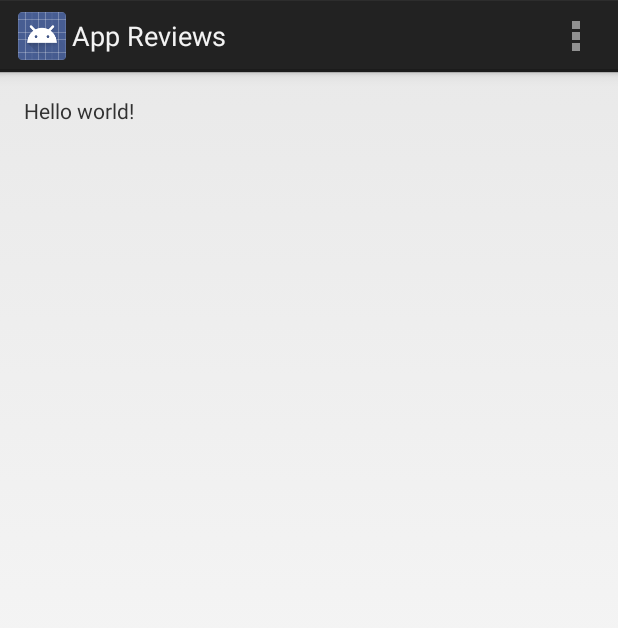
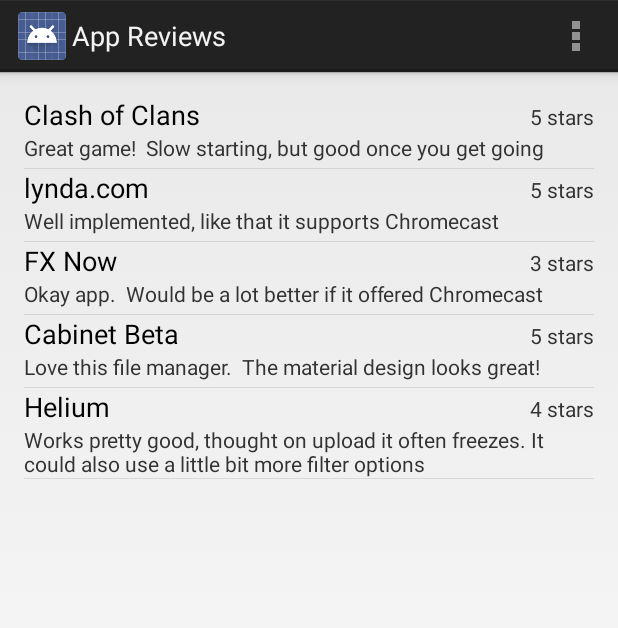
Before and after one commit to ENG618/GarciaEric1410MDF3, an Android app: the screen it shows after launch (MainActivity), on a phone screen of 412 x 824 dp. Shown: the top 628 px of the screen. Run offline under Robolectric (Android 15) with nearby library versions, the phone set to English and light mode, and no system bars.

Commit message:
Created custom view for list item.  Created list fragment, and a custom ArrayAdapter.

```diff
--- a/AppReviews/app/src/main/java/com/garciaericn/appreviews/MainActivity.java
+++ b/AppReviews/app/src/main/java/com/garciaericn/appreviews/MainActivity.java
@@ -2,18 +2,32 @@ package com.garciaericn.appreviews;
 
 import android.app.Activity;
 import android.os.Bundle;
+import android.util.Log;
 import android.view.Menu;
 import android.view.MenuItem;
+import android.widget.Toast;
+
+import com.garciaericn.appreviews.data.Review;
+import com.garciaericn.appreviews.fragments.ReviewListFragment;
+
+import java.util.ArrayList;
 
 
-public class MainActivity extends Activity {
+public class MainActivity extends Activity implements ReviewListFragment.OnFragmentInteractionListener {
+
+    private static final String TAG = "MainActivity.TAG";
+    private ArrayList<Review> reviewArrayList;
+
 
     @Override
     protected void onCreate(Bundle savedInstanceState) {
         super.onCreate(savedInstanceState);
         setContentView(R.layout.activity_main);
+        Log.i(TAG, "onCreate entered");
+
+        loadDefaultData();
+        loadList();
     }
-
 
     @Override
     public boolean onCreateOptionsMenu(Menu menu) {
@@ -33,4 +47,30 @@ public class MainActivity extends Activity {
         }
         return super.onOptionsItemSelected(item);
     }
+
+    private void loadList() {
+        getFragmentManager()
+                .beginTransaction()
+                .replace(R.id.list_container, ReviewListFragment.newInstance(reviewArrayList), ReviewListFragment.TAG)
+                .commit();
+    }
+
+    private void loadDefaultData() {
+        Log.i(TAG, "loadDefaultData entered");
+
+        if (reviewArrayList == null) {
+            reviewArrayList = new ArrayList<Review>();
+
+            reviewArrayList.add(new Review("Clash of Clans", 5, "Great game!  Slow starting, but good once you get going"));
+            reviewArrayList.add(new Review("lynda.com", 5, "Well implemented, like that it supports Chromecast"));
+            reviewArrayList.add(new Review("FX Now", 3, "Okay app.  Would be a lot better if it offered Chromecast"));
+            reviewArrayList.add(new Review("Cabinet Beta", 5, "Love this file manager.  The material design looks great!"));
+            reviewArrayList.add(new Review("Helium", 4, "Works pretty good, thought on upload it often freezes. It could also use a little bit more filter options"));
+        }
+    }
+
+    @Override
+    public void onItemSelected(Review review) {
+        Toast.makeText(this, review.getReviewTitle() + " was selected", Toast.LENGTH_SHORT).show();
+    }
 }
--- /dev/null
+++ b/AppReviews/app/src/main/java/com/garciaericn/appreviews/data/ReviewArrayAdapter.java
@@ -0,0 +1,53 @@
+package com.garciaericn.appreviews.data;
+
+import android.app.Activity;
+import android.content.Context;
+import android.util.Log;
+import android.view.LayoutInflater;
+import android.view.View;
+import android.view.ViewGroup;
+import android.widget.ArrayAdapter;
+import android.widget.TextView;
+
+import com.garciaericn.appreviews.R;
+
+import java.util.List;
+
+/**
+ * Full Sail University
+ * Mobile Development BS
+ * Created by ENG618-Mac on 10/15/14.
+ */
+public class ReviewArrayAdapter extends ArrayAdapter<Review> {
+
+
+    private static final String TAG = "ReviewArrayAdapter.TAG";
+    private List<Review> objects;
+    private Context context;
+
+    public ReviewArrayAdapter(Context context, int resource, List<Review> objects) {
+        super(context, resource, objects);
+        this.context = context;
+        this.objects = objects;
+    }
+
+    @Override
+    public View getView(int position, View convertView, ViewGroup parent) {
+        Log.i(TAG, "getView entered");
+
+        LayoutInflater inflater = (LayoutInflater) context.getSystemService(Activity.LAYOUT_INFLATER_SERVICE);
+
+        View view = inflater.inflate(R.layout.review_item, null);
+
+        TextView titleTV = (TextView) view.findViewById(R.id.review_title);
+        titleTV.setText(objects.get(position).getReviewTitle());
+
+        TextView starsTV = (TextView) view.findViewById(R.id.star_rating);
+        starsTV.setText(String.valueOf(objects.get(position).getStarsEarned()) + " stars");
+
+        TextView summaryTV = (TextView) view.findViewById(R.id.review_summary);
+        summaryTV.setText(objects.get(position).getReviewSummary());
+
+        return view;
+    }
+}
--- /dev/null
+++ b/AppReviews/app/src/main/java/com/garciaericn/appreviews/fragments/ReviewListFragment.java
@@ -0,0 +1,98 @@
+package com.garciaericn.appreviews.fragments;
+
+import android.app.Activity;
+import android.app.ListFragment;
+import android.os.Bundle;
+import android.util.Log;
+import android.view.View;
+import android.widget.ListView;
+
+import com.garciaericn.appreviews.R;
+import com.garciaericn.appreviews.data.Review;
+import com.garciaericn.appreviews.data.ReviewArrayAdapter;
+
+import java.util.ArrayList;
+
+/**
+ * Full Sail University
+ * Mobile Development BS
+ * Created by ENG618-Mac on 10/14/14.
+ */
+public class ReviewListFragment extends ListFragment {
+
+    public static final String TAG = "ReviewListFragment.TAG";
+    private static final String ARG_REVIEWS_ARRAY = "com.garciaericn.reviewsapp.ReviewListFragment.reviewsArrayList";
+
+    private ArrayList<Review> reviewArrayList;
+    private OnFragmentInteractionListener mListener;
+
+    public ReviewListFragment() {
+
+    }
+
+    public static ReviewListFragment newInstance(ArrayList<Review> reviewArrayList) {
+        Log.i(TAG, "newInstance entered");
+
+        // Create fragment
+        ReviewListFragment fragment = new ReviewListFragment();
+        // Create bundle of arguments
+        Bundle args = new Bundle();
+        args.putSerializable(ARG_REVIEWS_ARRAY, reviewArrayList);
+        // Set arguments
+        fragment.setArguments(args);
+        // Return fragment
+        return fragment;
+    }
+
+    @Override
+    public void onCreate(Bundle savedInstanceState) {
+        super.onCreate(savedInstanceState);
+
+        // Check if arguments exist
+        if (getArguments() != null) {
+            // Pull array from args, and cache
+            reviewArrayList = (ArrayList<Review>) getArguments().getSerializable(ARG_REVIEWS_ARRAY);
+        }
+
+        // Set adapter to list
+        setListAdapter(new ReviewArrayAdapter(getActivity(), R.layout.review_item, reviewArrayList));
+    }
+
+    @Override
+    public void onAttach(Activity activity) {
+        super.onAttach(activity);
+        // Ensure activity is implementing listener
+        try {
+            mListener = (OnFragmentInteractionListener) activity;
+        } catch (ClassCastException e) {
+            throw new ClassCastException(activity.toString() + " must implement OnFragmentInteractionListener");
+        }
+    }
+
+    @Override
+    public void onDetach() {
+        super.onDetach();
+        // Reset listener to null
+        mListener = null;
+    }
+
+    @Override
+    public void onListItemClick(ListView l, View v, int position, long id) {
+        super.onListItemClick(l, v, position, id);
+        // Verify listener is valid
+        if (mListener != null) {
+            // Sent to activity
+            mListener.onItemSelected(reviewArrayList.get(position));
+        }
+    }
+
+    /**
+     * ReviewListFragment
+     * Interface
+     * */
+
+     public interface OnFragmentInteractionListener {
+        public void onItemSelected(Review review);
+    }
+
+ }
--- a/AppReviews/app/src/main/res/layout/activity_main.xml
+++ b/AppReviews/app/src/main/res/layout/activity_main.xml
@@ -8,9 +8,10 @@
     android:paddingBottom="@dimen/activity_vertical_margin"
     tools:context=".MainActivity">
 
-    <TextView
-        android:text="@string/hello_world"
-        android:layout_width="wrap_content"
-        android:layout_height="wrap_content" />
+    <LinearLayout
+        android:layout_width="fill_parent"
+        android:layout_height="fill_parent"
+        android:id="@+id/list_container"
+        android:orientation="vertical" />
 
 </RelativeLayout>
--- /dev/null
+++ b/AppReviews/app/src/main/res/layout/review_item.xml
@@ -0,0 +1,39 @@
+<?xml version="1.0" encoding="utf-8"?>
+
+<LinearLayout xmlns:android="http://schemas.android.com/apk/res/android"
+    android:orientation="vertical"
+    android:layout_width="match_parent"
+    android:layout_height="wrap_content"
+    android:minHeight="48dp"
+    android:id="@+id/review_item">
+
+    <LinearLayout
+        android:orientation="horizontal"
+        android:layout_width="match_parent"
+        android:layout_height="wrap_content">
+
+        <TextView
+            android:layout_width="0dp"
+            android:layout_height="wrap_content"
+            android:textAppearance="?android:attr/textAppearanceMedium"
+            android:text="@string/review_title"
+            android:layout_weight="1"
+            android:id="@+id/review_title" />
+
+        <TextView
+            android:layout_width="wrap_content"
+            android:layout_height="wrap_content"
+            android:textAppearance="?android:attr/textAppearanceSmall"
+            android:text="@string/star_rating"
+            android:id="@+id/star_rating" />
+
+        </LinearLayout>
+
+    <TextView
+        android:layout_width="wrap_content"
+        android:layout_height="wrap_content"
+        android:textAppearance="?android:attr/textAppearanceSmall"
+        android:text="@string/review"
+        android:id="@+id/review_summary" />
+
+</LinearLayout>
--- a/AppReviews/app/src/main/res/values/strings.xml
+++ b/AppReviews/app/src/main/res/values/strings.xml
@@ -4,5 +4,8 @@
     <string name="app_name">App Reviews</string>
     <string name="hello_world">Hello world!</string>
     <string name="action_settings">Settings</string>
+    <string name="review_title">Review Title</string>
+    <string name="star_rating">Star rating</string>
+    <string name="review">Review</string>
 
 </resources>
```
